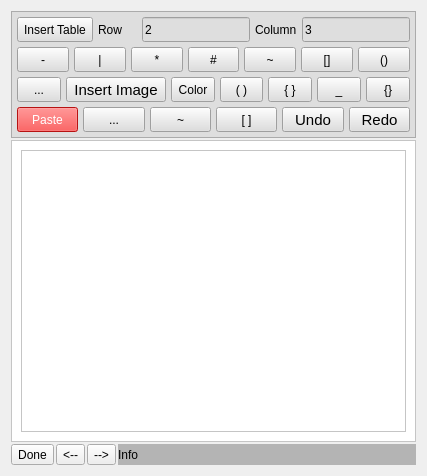
Old version of the form src/dlgMainNotes.ui in the repository ic005k/Knot-Legacy.
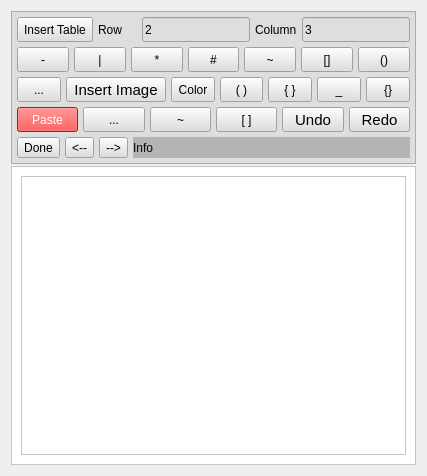
New version of the form. Icons and pictures are not drawn.

```diff
--- a/src/dlgMainNotes.ui
+++ b/src/dlgMainNotes.ui
@@ -828,44 +828,6 @@
         </item>
        </layout>
       </item>
-     </layout>
-    </widget>
-   </item>
-   <item>
-    <widget class="QFrame" name="frameEdit">
-     <property name="minimumSize">
-      <size>
-       <width>0</width>
-       <height>100</height>
-      </size>
-     </property>
-     <property name="styleSheet">
-      <string notr="true">background-color: rgb(255, 255, 255);</string>
-     </property>
-     <property name="frameShape">
-      <enum>QFrame::StyledPanel</enum>
-     </property>
-     <property name="frameShadow">
-      <enum>QFrame::Raised</enum>
-     </property>
-     <layout class="QGridLayout" name="gridLayout">
-      <item row="0" column="0">
-       <layout class="QHBoxLayout" name="horizontalLayout_5">
-        <property name="spacing">
-         <number>0</number>
-        </property>
-        <item>
-         <widget class="QTextEdit" name="editSource">
-          <property name="acceptRichText">
-           <bool>false</bool>
-          </property>
-         </widget>
-        </item>
-       </layout>
-      </item>
-     </layout>
-    </widget>
-   </item>
    <item>
     <layout class="QHBoxLayout" name="horizontalLayout_6">
      <item>
@@ -928,6 +890,44 @@
       </widget>
      </item>
     </layout>
+      </item>
+     </layout>
+    </widget>
+   </item>
+   <item>
+    <widget class="QFrame" name="frameEdit">
+     <property name="minimumSize">
+      <size>
+       <width>0</width>
+       <height>100</height>
+      </size>
+     </property>
+     <property name="styleSheet">
+      <string notr="true">background-color: rgb(255, 255, 255);</string>
+     </property>
+     <property name="frameShape">
+      <enum>QFrame::StyledPanel</enum>
+     </property>
+     <property name="frameShadow">
+      <enum>QFrame::Raised</enum>
+     </property>
+     <layout class="QGridLayout" name="gridLayout">
+      <item row="1" column="0">
+       <layout class="QHBoxLayout" name="horizontalLayout_5">
+        <property name="spacing">
+         <number>0</number>
+        </property>
+        <item>
+         <widget class="QTextEdit" name="editSource">
+          <property name="acceptRichText">
+           <bool>false</bool>
+          </property>
+         </widget>
+        </item>
+       </layout>
+      </item>
+     </layout>
+    </widget>
    </item>
   </layout>
  </widget>
```
Lines whose indentation alone changed are shown as unchanged.
